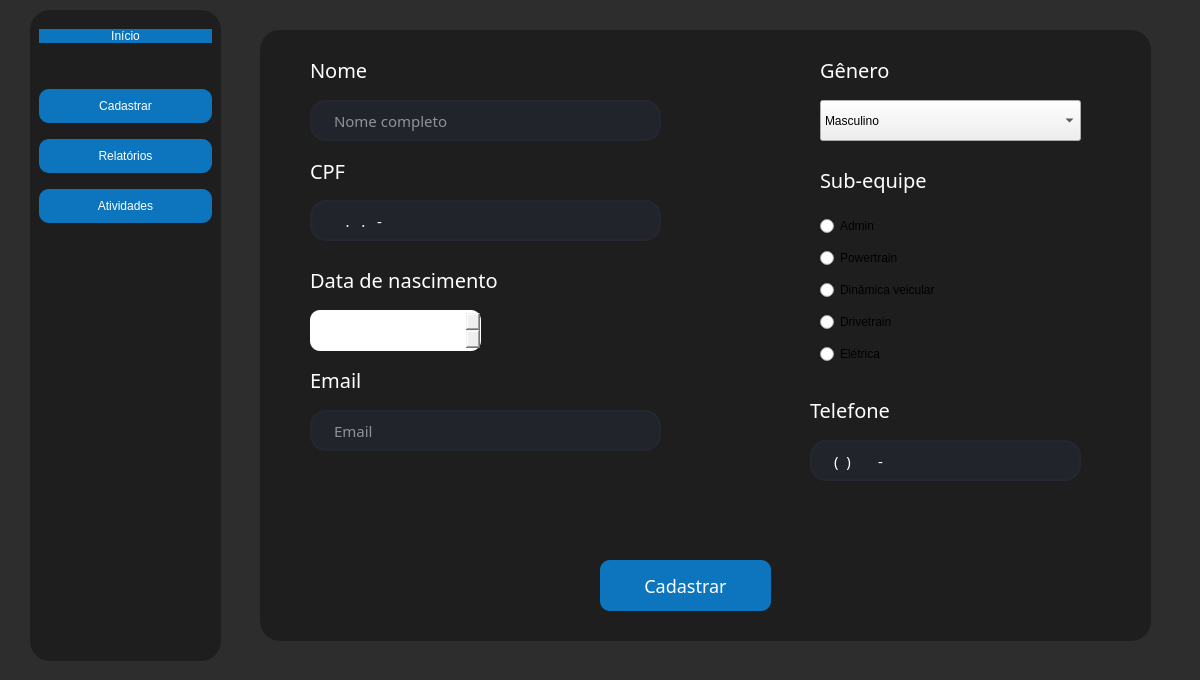
IagoLopes099/Projeto_CRUD_LPI1, file mainwindow.ui: the form before one commit.
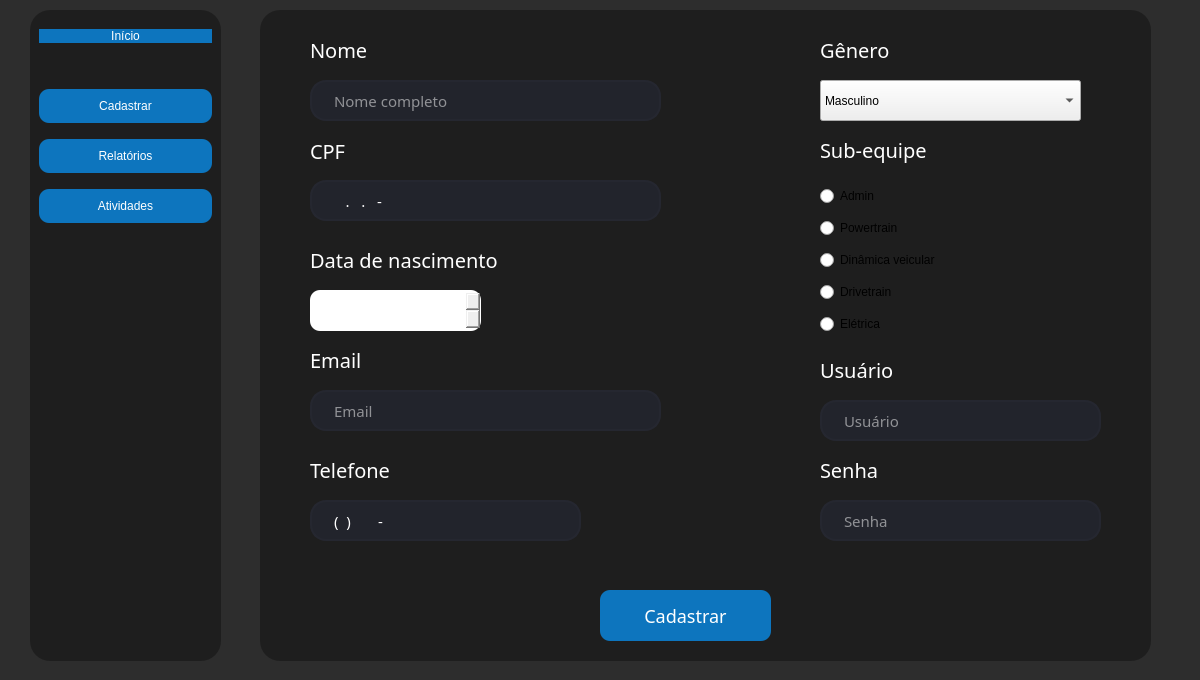
The form after the commit. The open tabs and pages were chosen to show the change. Icons and pictures are not drawn.

Patch:
```diff
--- a/mainwindow.ui
+++ b/mainwindow.ui
@@ -508,9 +508,9 @@
       <property name="geometry">
        <rect>
         <x>40</x>
-        <y>20</y>
+        <y>0</y>
         <width>891</width>
-        <height>611</height>
+        <height>651</height>
        </rect>
       </property>
       <property name="styleSheet">
@@ -683,7 +683,7 @@
        <property name="geometry">
         <rect>
          <x>340</x>
-         <y>530</y>
+         <y>580</y>
          <width>171</width>
          <height>51</height>
         </rect>
@@ -785,7 +785,7 @@
        <property name="geometry">
         <rect>
          <x>560</x>
-         <y>130</y>
+         <y>120</y>
          <width>289</width>
          <height>40</height>
         </rect>
@@ -812,7 +812,7 @@
        <property name="geometry">
         <rect>
          <x>560</x>
-         <y>180</y>
+         <y>170</y>
          <width>241</width>
          <height>160</height>
         </rect>
@@ -934,8 +934,8 @@
       <widget class="QLabel" name="TelefoneCadastroPage">
        <property name="geometry">
         <rect>
-         <x>550</x>
-         <y>360</y>
+         <x>50</x>
+         <y>440</y>
          <width>289</width>
          <height>40</height>
         </rect>
@@ -961,8 +961,8 @@
       <widget class="QLineEdit" name="telefoneEditLine">
        <property name="geometry">
         <rect>
-         <x>550</x>
-         <y>410</y>
+         <x>50</x>
+         <y>490</y>
          <width>271</width>
          <height>41</height>
         </rect>
@@ -1028,6 +1028,158 @@
 }</string>
        </property>
       </widget>
+      <widget class="QLineEdit" name="UsuarioEditLineCadastro">
+       <property name="geometry">
+        <rect>
+         <x>560</x>
+         <y>390</y>
+         <width>281</width>
+         <height>41</height>
+        </rect>
+       </property>
+       <property name="font">
+        <font>
+         <family>Open Sans 61</family>
+         <pointsize>11</pointsize>
+        </font>
+       </property>
+       <property name="styleSheet">
+        <string notr="true">QLineEdit{
+	font-family: Open Sans Light;
+	border: 2px solid rgb(37, 39, 48);
+	border-radius: 16px;
+	color: #FFF;
+	padding-left: 20px;
+	padding-right: 20px; 
+	background-color: rgb(34, 36, 44);
+}
+
+QLiteEdit:hover {
+	border: 2px solid rgb(48, 50, 62);
+}
+
+QLiteEdit:focus {
+	border: 2px solid rgb(85, 170, 255);
+	background-color: rgb(43, 45, 56);
+}
+</string>
+       </property>
+       <property name="text">
+        <string/>
+       </property>
+       <property name="maxLength">
+        <number>200</number>
+       </property>
+       <property name="placeholderText">
+        <string>Usuário</string>
+       </property>
+       <property name="clearButtonEnabled">
+        <bool>false</bool>
+       </property>
+      </widget>
+      <widget class="QLineEdit" name="SenhaEditLineCadastro">
+       <property name="geometry">
+        <rect>
+         <x>560</x>
+         <y>490</y>
+         <width>281</width>
+         <height>41</height>
+        </rect>
+       </property>
+       <property name="font">
+        <font>
+         <family>Open Sans 61</family>
+         <pointsize>11</pointsize>
+        </font>
+       </property>
+       <property name="styleSheet">
+        <string notr="true">QLineEdit{
+	font-family: Open Sans Light;
+	border: 2px solid rgb(37, 39, 48);
+	border-radius: 16px;
+	color: #FFF;
+	padding-left: 20px;
+	padding-right: 20px; 
+	background-color: rgb(34, 36, 44);
+}
+
+QLiteEdit:hover {
+	border: 2px solid rgb(48, 50, 62);
+}
+
+QLiteEdit:focus {
+	border: 2px solid rgb(85, 170, 255);
+	background-color: rgb(43, 45, 56);
+}
+</string>
+       </property>
+       <property name="text">
+        <string/>
+       </property>
+       <property name="maxLength">
+        <number>200</number>
+       </property>
+       <property name="placeholderText">
+        <string>Senha</string>
+       </property>
+       <property name="clearButtonEnabled">
+        <bool>false</bool>
+       </property>
+      </widget>
+      <widget class="QLabel" name="UsuarioCadastroPage">
+       <property name="geometry">
+        <rect>
+         <x>560</x>
+         <y>340</y>
+         <width>289</width>
+         <height>40</height>
+        </rect>
+       </property>
+       <property name="layoutDirection">
+        <enum>Qt::LayoutDirection::LeftToRight</enum>
+       </property>
+       <property name="styleSheet">
+        <string notr="true">QLabel{
+	font-family: Open Sans Light;
+	font-size: 20px;
+	color: #FFF;
+	
+}</string>
+       </property>
+       <property name="text">
+        <string>Usuário</string>
+       </property>
+       <property name="alignment">
+        <set>Qt::AlignmentFlag::AlignJustify|Qt::AlignmentFlag::AlignVCenter</set>
+       </property>
+      </widget>
+      <widget class="QLabel" name="SenhaCadastroPage">
+       <property name="geometry">
+        <rect>
+         <x>560</x>
+         <y>440</y>
+         <width>289</width>
+         <height>40</height>
+        </rect>
+       </property>
+       <property name="layoutDirection">
+        <enum>Qt::LayoutDirection::LeftToRight</enum>
+       </property>
+       <property name="styleSheet">
+        <string notr="true">QLabel{
+	font-family: Open Sans Light;
+	font-size: 20px;
+	color: #FFF;
+	
+}</string>
+       </property>
+       <property name="text">
+        <string>Senha</string>
+       </property>
+       <property name="alignment">
+        <set>Qt::AlignmentFlag::AlignJustify|Qt::AlignmentFlag::AlignVCenter</set>
+       </property>
+      </widget>
      </widget>
     </widget>
    </widget>
```
Left out of the diff: 2 changed lines with no effect on the pictures.
